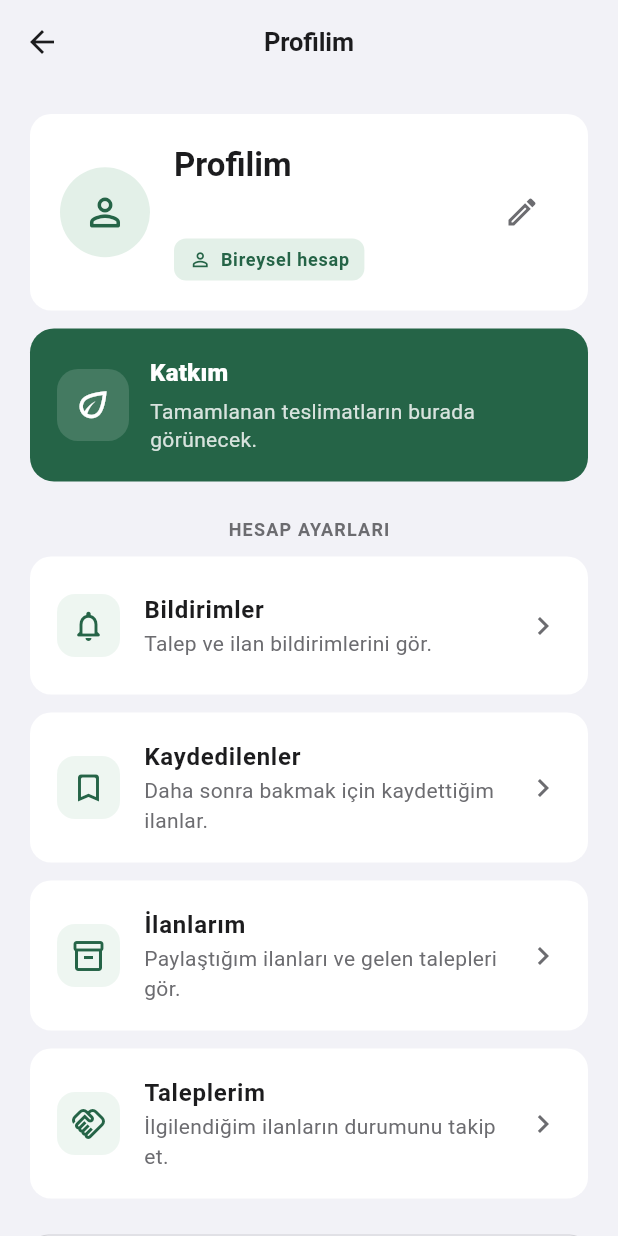
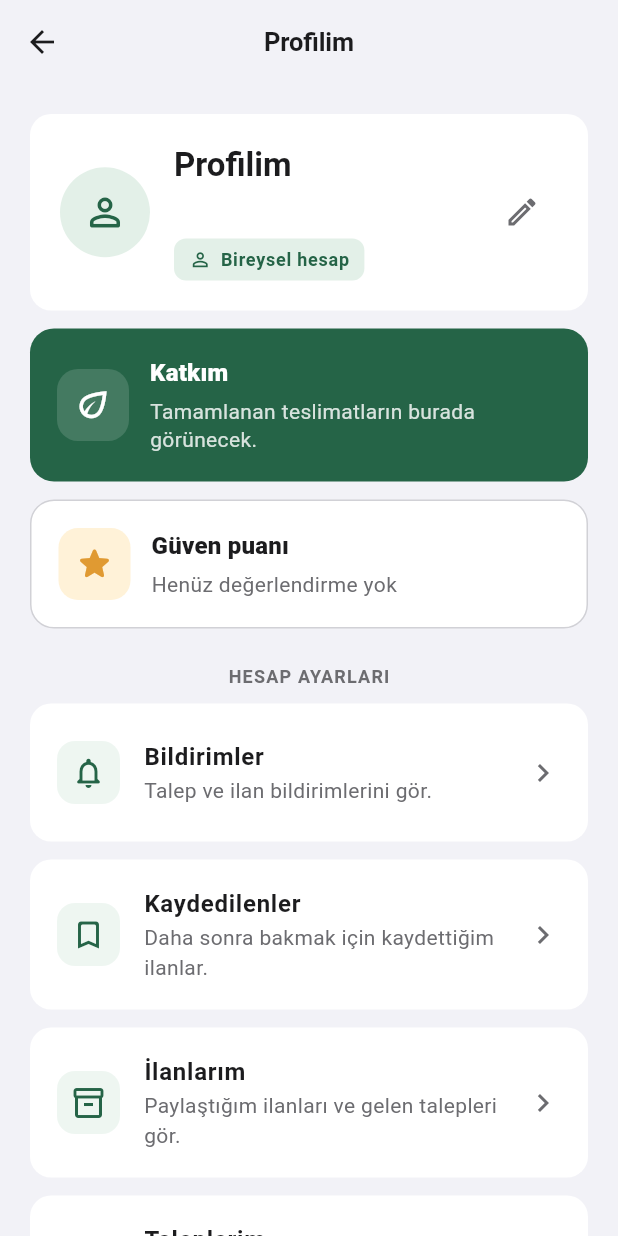
Before and after one commit to EbranurOzbalik/sifir_atik, a Flutter app: the ProfilePage screen opened directly, on a phone screen of 412 x 824 dp. Run offline on Flutter 3.47's test engine with Material 3 defaults, Android fonts, the phone set to English and light mode, and no system bars; our stand-ins replace cloud_firestore, firebase_ai, firebase_auth, firebase_core, firebase_messaging, firebase_storage and 6 more; missing offline and left inert: firebase_app_check; accounts and stored records are empty.

Commit message:
Güven puanını profil ve ilan detayına taşıdım

```diff
--- a/lib/models/listing_rating.dart
+++ b/lib/models/listing_rating.dart
@@ -75,7 +75,10 @@ class RatingSummary {
   factory RatingSummary.fromRatings(List<ListingRating> ratings) {
     if (ratings.isEmpty) return const RatingSummary.empty();
 
-    final total = ratings.fold<int>(0, (sum, rating) => sum + rating.score);
+    final total = ratings.fold<int>(
+      0,
+      (totalScore, rating) => totalScore + rating.score,
+    );
     return RatingSummary(
       average: total / ratings.length,
       count: ratings.length,
--- a/lib/screens/profile_page.dart
+++ b/lib/screens/profile_page.dart
@@ -2,6 +2,7 @@ import 'package:firebase_auth/firebase_auth.dart';
 import 'package:firebase_core/firebase_core.dart';
 import 'package:flutter/material.dart';
 import 'package:sifir_atik/models/contribution_summary.dart';
+import 'package:sifir_atik/models/listing_rating.dart';
 import 'package:sifir_atik/models/user_profile.dart';
 import 'package:sifir_atik/services/auth_service.dart';
 import 'package:sifir_atik/services/listing_repository.dart';
@@ -10,6 +11,7 @@ import 'package:sifir_atik/services/session_preferences.dart';
 import 'package:sifir_atik/services/user_profile_repository.dart';
 import 'package:sifir_atik/widgets/contribution_card.dart';
 import 'package:sifir_atik/widgets/responsive_layout.dart';
+import 'package:sifir_atik/widgets/trust_score_card.dart';
 
 import 'edit_profile_page.dart';
 import 'login_page.dart';
@@ -206,6 +208,18 @@ class _ProfilePageState extends State<ProfilePage> {
                         summary:
                             contributionSnapshot.data ??
                             const ContributionSummary.empty(),
+                      );
+                    },
+                  ),
+                ),
+                const SizedBox(height: 12),
+                ResponsiveContent(
+                  child: StreamBuilder<RatingSummary>(
+                    stream: widget.repository.watchRatingSummary(user.uid),
+                    builder: (context, ratingSnapshot) {
+                      return TrustScoreCard(
+                        summary:
+                            ratingSnapshot.data ?? const RatingSummary.empty(),
                       );
                     },
                   ),
--- /dev/null
+++ b/lib/widgets/trust_score_card.dart
@@ -0,0 +1,98 @@
+import 'package:flutter/material.dart';
+import 'package:sifir_atik/models/listing_rating.dart';
+import 'package:sifir_atik/theme/app_theme.dart';
+
+class TrustScoreCard extends StatelessWidget {
+  const TrustScoreCard({super.key, required this.summary});
+
+  final RatingSummary summary;
+
+  @override
+  Widget build(BuildContext context) {
+    final colorScheme = Theme.of(context).colorScheme;
+
+    return Container(
+      width: double.infinity,
+      padding: const EdgeInsets.all(18),
+      decoration: BoxDecoration(
+        color: Colors.white,
+        borderRadius: BorderRadius.circular(16),
+        border: Border.all(color: AppColors.border),
+      ),
+      child: Row(
+        children: [
+          Container(
+            width: 48,
+            height: 48,
+            decoration: BoxDecoration(
+              color: const Color(0xFFFFF2D8),
+              borderRadius: BorderRadius.circular(13),
+            ),
+            child: const Icon(
+              Icons.star_rounded,
+              color: Color(0xFFE09A32),
+              size: 27,
+            ),
+          ),
+          const SizedBox(width: 14),
+          Expanded(
+            child: Column(
+              crossAxisAlignment: CrossAxisAlignment.start,
+              children: [
+                Text(
+                  'Güven puanı',
+                  style: Theme.of(context).textTheme.titleMedium?.copyWith(
+                    fontWeight: FontWeight.w800,
+                  ),
+                ),
+                const SizedBox(height: 3),
+                Text(
+                  summary.hasRatings
+                      ? '${summary.formattedAverage} / 5 · ${summary.count} değerlendirme'
+                      : 'Henüz değerlendirme yok',
+                  style: TextStyle(color: colorScheme.onSurfaceVariant),
+                ),
+              ],
+            ),
+          ),
+        ],
+      ),
+    );
+  }
+}
+
+class TrustScoreLine extends StatelessWidget {
+  const TrustScoreLine({super.key, required this.summary});
+
+  final RatingSummary summary;
+
+  @override
+  Widget build(BuildContext context) {
+    final colorScheme = Theme.of(context).colorScheme;
+
+    return Row(
+      mainAxisSize: MainAxisSize.min,
+      children: [
+        Icon(
+          summary.hasRatings ? Icons.star_rounded : Icons.star_border_rounded,
+          size: 16,
+          color: const Color(0xFFE09A32),
+        ),
+        const SizedBox(width: 4),
+        Flexible(
+          child: Text(
+            summary.hasRatings
+                ? '${summary.formattedAverage} (${summary.count} değerlendirme)'
+                : 'Henüz değerlendirme yok',
+            maxLines: 1,
+            overflow: TextOverflow.ellipsis,
+            style: Theme.of(context).textTheme.bodySmall?.copyWith(
+              color: colorScheme.onSurfaceVariant,
+              fontWeight: FontWeight.w600,
+            ),
+          ),
+        ),
+      ],
+    );
+  }
+}
```
Also changed, not shown: lib/screens/listings_page.dart (+14 -2 lines), 1 other file.
